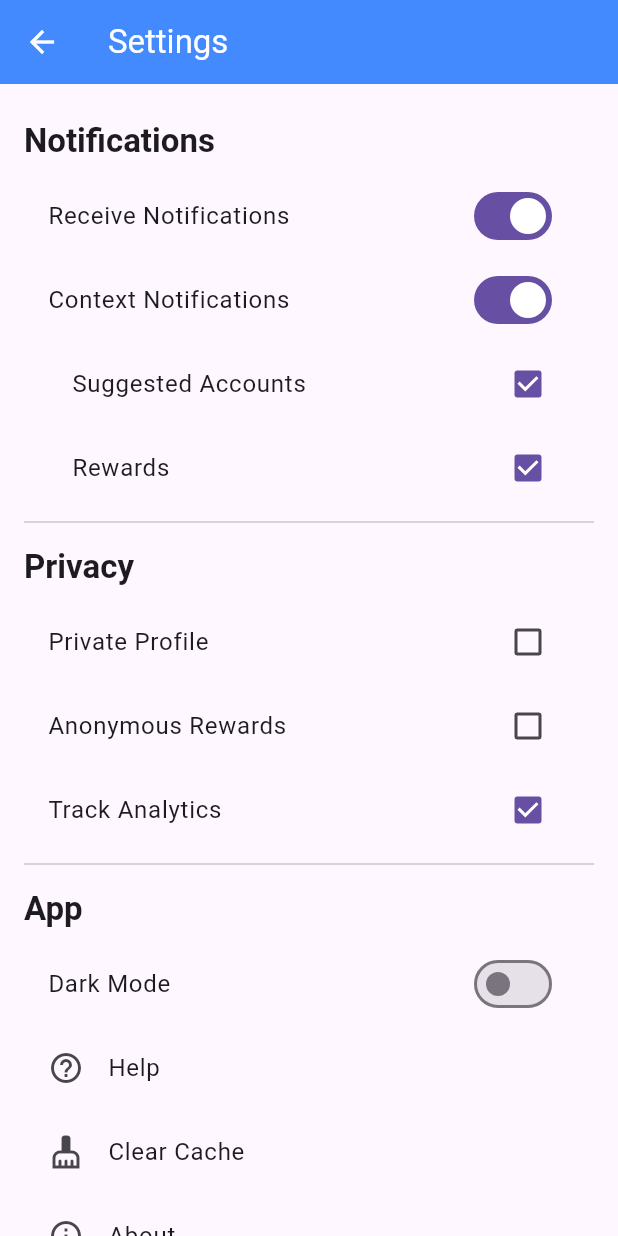
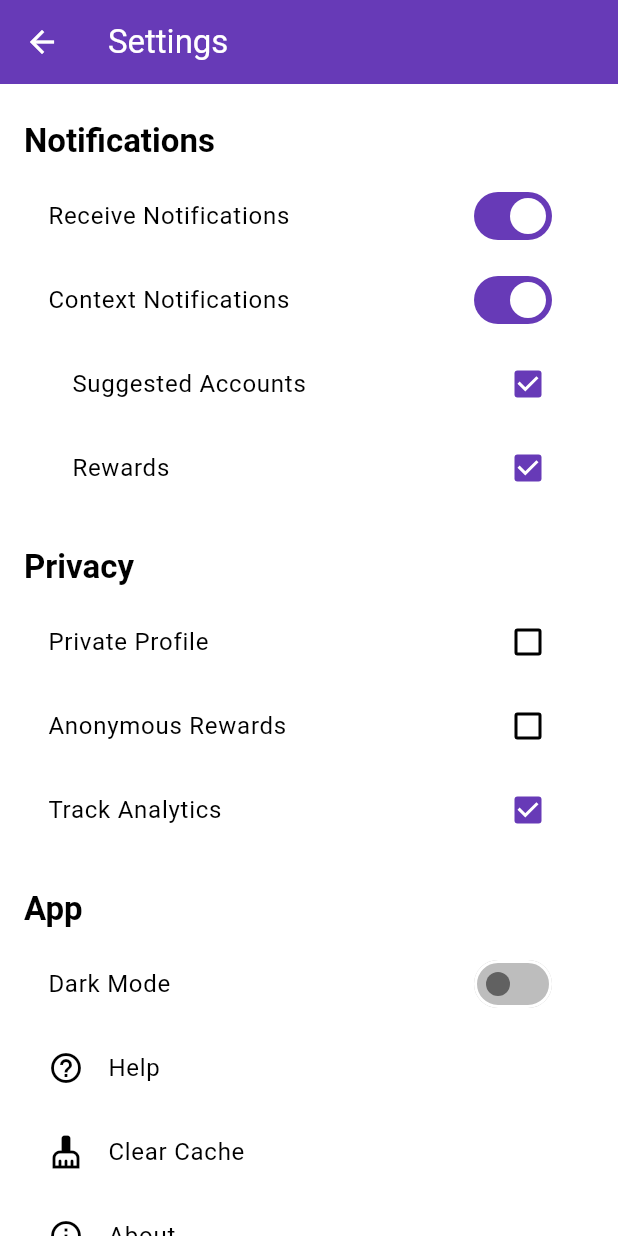
Before and after one commit to ChristiaanHuisman/EngagePoint_ITMDA_GroupS11, a Flutter app: the screen it shows after launch, after a tap on "Login", after a tap on the "menu" icon, after a tap on "Settings", on a phone screen of 412 x 824 dp. Run offline on Flutter 3.47's test engine with Material 3 defaults, Android fonts, the phone set to English and light mode, and no system bars; network calls fail.

Commit message:
Colour changes & Fixed Issues with SwitchLIstTiles not being visible

```diff
--- a/Frontend/flutter_app/lib/app/login_app.dart
+++ b/Frontend/flutter_app/lib/app/login_app.dart
@@ -15,21 +15,26 @@
           debugShowCheckedModeBanner: false,
           title: "Login and Home Screen",
           theme: ThemeData(
-            primarySwatch: Colors.blue,
+            primarySwatch: Colors.deepPurple, // Change this to purple
+            primaryColor: Colors.deepPurple, // Add this for more consistent purple
+            colorScheme: ColorScheme.fromSwatch(
+              primarySwatch: Colors.deepPurple, // Use purple MaterialColor
+              brightness: Provider.of<SettingsData>(context).darkModeEnabled
+                  ? Brightness.dark
+                  : Brightness.light,
+            ),
             visualDensity: VisualDensity.adaptivePlatformDensity,
             appBarTheme: const AppBarTheme(
-              backgroundColor: Colors.blueAccent,
+              backgroundColor: Colors.deepPurple, // Change AppBar color to purple
               foregroundColor: Colors.white,
+              elevation: 4, // Optional: Add shadow
             ),
             elevatedButtonTheme: ElevatedButtonThemeData(
               style: ElevatedButton.styleFrom(
-                backgroundColor: Colors.blueAccent,
+                backgroundColor: Colors.deepPurpleAccent, // Change buttons to purple too
                 foregroundColor: Colors.white,
               ),
             ),
-            brightness: Provider.of<SettingsData>(context).darkModeEnabled
-                ? Brightness.dark
-                : Brightness.light,
           ),
           home: const LoginPage(),
         );
--- a/Frontend/flutter_app/lib/pages/home_page.dart
+++ b/Frontend/flutter_app/lib/pages/home_page.dart
@@ -50,7 +50,7 @@
           children: <Widget>[
             Container(
               height: 100.0,
-              decoration: const BoxDecoration(color: Colors.blueAccent),
+              decoration: const BoxDecoration(color: Colors.deepPurpleAccent),
               child: const Align(
                 alignment: Alignment.bottomLeft,
                 child: Padding(
--- a/Frontend/flutter_app/lib/pages/settings_page.dart
+++ b/Frontend/flutter_app/lib/pages/settings_page.dart
@@ -31,6 +31,10 @@
                   onChanged: (bool value) {
                     settings.receiveNotifications = value;
                   },
+                  activeThumbColor: Colors.white,
+                  activeTrackColor: Colors.deepPurple,
+                  inactiveThumbColor: Colors.grey[700],
+                  inactiveTrackColor: Colors.grey[400],
                 ),
                 SwitchListTile(
                   title: const Text("Context Notifications"),
@@ -43,6 +47,10 @@
                           settings.contextNotificationsEnabled = value;
                         }
                       : null,
+                  activeThumbColor: Colors.white,
+                  activeTrackColor: Colors.deepPurple,
+                  inactiveThumbColor: Colors.grey[700],
+                  inactiveTrackColor: Colors.grey[400],
                 ),
                 if (settings.receiveNotifications && settings.contextNotificationsEnabled)
                   Padding(
@@ -113,6 +121,10 @@
                   onChanged: (bool value) {
                     settings.darkModeEnabled = value;
                   },
+                  activeThumbColor: Colors.white,
+                  activeTrackColor: Colors.deepPurple,
+                  inactiveThumbColor: Colors.grey[700],
+                  inactiveTrackColor: Colors.grey[400],
                 ),
                 ListTile(
                   leading: const Icon(Icons.help_outline),
```
